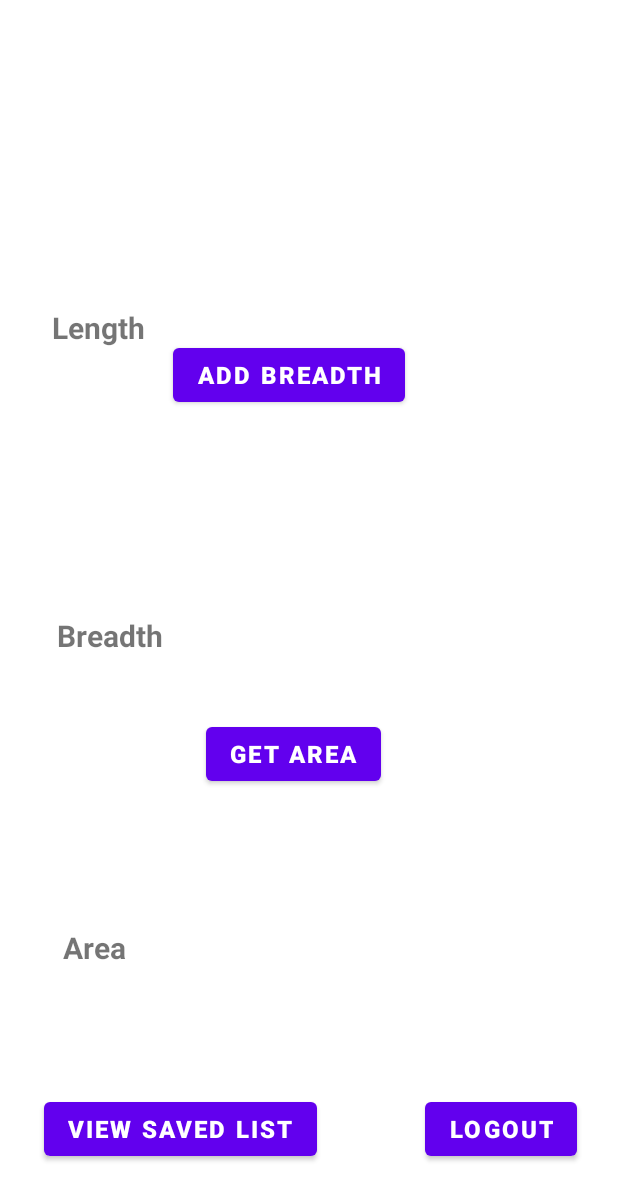
After one commit to Ibrahim-mpm/AR1, an Android app: the layout output.xml on its own in the app's theme, with its tools: preview values and no code run, on a phone screen of 412 x 824 dp. The commit adds this screen. Shown: the top 1200 px of the screen. Run offline under Robolectric (Android 15) with nearby library versions, the phone set to English and light mode, and no system bars.

Commit message:
Added output page

```diff
--- a/app/src/main/java/com/example/ar3/MainActivity.java
+++ b/app/src/main/java/com/example/ar3/MainActivity.java
@@ -9,6 +9,8 @@ import android.view.View;
 import com.example.ar3.R;
 
 public class MainActivity extends AppCompatActivity {
+
+
 
     @Override
     protected void onCreate(Bundle savedInstanceState) {
@@ -40,8 +42,14 @@ public class MainActivity extends AppCompatActivity {
         setContentView(R.layout.activity_main);
     }
 
+    public void btnback(View view) {
+        setContentView(R.layout.measure);
+    }
+
     public void btnMeasure(View view) {
         Intent intent= new Intent(MainActivity.this,Measure.class);
         startActivity(intent);
     }
+
+
 }
--- a/app/src/main/java/com/example/ar3/Measure.java
+++ b/app/src/main/java/com/example/ar3/Measure.java
@@ -3,11 +3,13 @@ package com.example.ar3;
 import androidx.annotation.RequiresApi;
 import androidx.appcompat.app.AppCompatActivity;
 
+import android.content.Intent;
 import android.os.Build;
 import android.os.Bundle;
 import android.view.MotionEvent;
 import android.view.View;
 import android.widget.Button;
+import android.widget.TextView;
 import android.widget.Toast;
 
 import com.google.ar.core.Anchor;
@@ -29,6 +31,8 @@ public class Measure extends AppCompatActivity {
     private TransformableNode currenTransformableNode = null;
     private TransformableNode previousTransformableNode = null;
     private Button clearall;
+    public float outputvalue=0;
+    public float breadthvalue=0;
 
     ArFragment arFragment1;
     @RequiresApi(api = Build.VERSION_CODES.N)
@@ -44,6 +48,12 @@ public class Measure extends AppCompatActivity {
                 if ((currenTransformableNode != null) && (previousAnchorNode != null)) {
                     Vector3 difference = Vector3.subtract(currenTransformableNode.getWorldPosition(), previousTransformableNode.getWorldPosition());
                     Toast.makeText(getBaseContext(),"Distance Between the Two objects is : " + difference.length()  + " metres", Toast.LENGTH_LONG).show();
+                    if(outputvalue == 0){
+                        outputvalue = difference.length();
+                    }else{
+                        breadthvalue =  difference.length();
+                    }
+
                 }
             }
         });
@@ -113,4 +123,22 @@ public class Measure extends AppCompatActivity {
             previousAnchorNode = null;
         }
     }
+
+    public void btnsave(View view) {
+
+        if(outputvalue == 0 ){
+            Toast.makeText(getBaseContext(),"The measurement is zero. Please take a valid measurement ", Toast.LENGTH_LONG).show();
+        }else{
+            setContentView(R.layout.output);
+            TextView myAwesomeTextView = (TextView)findViewById(R.id.result);
+            myAwesomeTextView.setText("" +outputvalue);
+            TextView myAwesomeTextView2 = (TextView)findViewById(R.id.result2);
+            myAwesomeTextView2.setText("" +breadthvalue);
+        }
+
+
+    }
+
+
+
 }
--- a/app/src/main/res/layout/measure.xml
+++ b/app/src/main/res/layout/measure.xml
@@ -18,8 +18,8 @@
         android:layout_alignParentStart="true"
         android:layout_alignParentBottom="true"
         android:layout_gravity="bottom"
-            android:layout_marginStart="82dp"
-            android:layout_marginBottom="23dp"
+        android:layout_marginStart="28dp"
+        android:layout_marginBottom="28dp"
         android:padding="5dp"
         android:text="Measure"
         android:textSize="15sp" />
@@ -30,10 +30,21 @@
         android:layout_height="wrap_content"
         android:layout_alignParentEnd="true"
         android:layout_alignParentBottom="true"
-            android:layout_marginEnd="82dp"
-            android:layout_marginBottom="24dp"
+        android:layout_marginEnd="13dp"
+        android:layout_marginBottom="28dp"
         android:padding="5dp"
         android:text="Clear All"
         android:textSize="15sp" />
 
+    <Button
+        android:id="@+id/save"
+        android:layout_width="wrap_content"
+        android:layout_height="wrap_content"
+        android:layout_alignParentEnd="true"
+        android:layout_alignParentBottom="true"
+        android:layout_marginEnd="153dp"
+        android:layout_marginBottom="30dp"
+        android:onClick="btnsave"
+        android:text="Save" />
+
 </RelativeLayout>
--- /dev/null
+++ b/app/src/main/res/layout/output.xml
@@ -0,0 +1,135 @@
+<?xml version="1.0" encoding="utf-8"?>
+<androidx.constraintlayout.widget.ConstraintLayout xmlns:android="http://schemas.android.com/apk/res/android"
+    xmlns:app="http://schemas.android.com/apk/res-auto"
+    xmlns:tools="http://schemas.android.com/tools"
+    android:layout_width="match_parent"
+    android:layout_height="match_parent">
+
+
+    <TextView
+        android:id="@+id/result"
+        android:layout_width="198dp"
+        android:layout_height="84dp"
+        app:layout_constraintBottom_toBottomOf="parent"
+        app:layout_constraintEnd_toEndOf="parent"
+        app:layout_constraintHorizontal_bias="0.723"
+        app:layout_constraintStart_toStartOf="parent"
+        app:layout_constraintTop_toTopOf="parent"
+        app:layout_constraintVertical_bias="0.134" />
+
+    <TextView
+        android:id="@+id/result2"
+        android:layout_width="200dp"
+        android:layout_height="80dp"
+        app:layout_constraintBottom_toBottomOf="parent"
+        app:layout_constraintEnd_toEndOf="parent"
+        app:layout_constraintHorizontal_bias="0.72"
+        app:layout_constraintStart_toStartOf="parent"
+        app:layout_constraintTop_toTopOf="parent"
+        app:layout_constraintVertical_bias="0.447" />
+
+    <TextView
+        android:id="@+id/result3"
+        android:layout_width="200dp"
+        android:layout_height="80dp"
+        app:layout_constraintBottom_toBottomOf="parent"
+        app:layout_constraintEnd_toEndOf="parent"
+        app:layout_constraintHorizontal_bias="0.729"
+        app:layout_constraintStart_toStartOf="parent"
+        app:layout_constraintTop_toTopOf="parent"
+        app:layout_constraintVertical_bias="0.778" />
+
+    <Button
+        android:id="@+id/getbreadth"
+        android:layout_width="wrap_content"
+        android:layout_height="wrap_content"
+        android:onClick="btnback"
+        android:text="Add Breadth"
+        android:textSize="16sp"
+        android:textStyle="bold"
+        app:layout_constraintBottom_toBottomOf="parent"
+        app:layout_constraintEnd_toEndOf="parent"
+        app:layout_constraintHorizontal_bias="0.449"
+        app:layout_constraintStart_toStartOf="parent"
+        app:layout_constraintTop_toTopOf="parent"
+        app:layout_constraintVertical_bias="0.291" />
+
+    <Button
+        android:id="@+id/back"
+        android:layout_width="wrap_content"
+        android:layout_height="wrap_content"
+        android:text="Get Area"
+        android:textSize="16sp"
+        android:textStyle="bold"
+        app:layout_constraintBottom_toBottomOf="parent"
+        app:layout_constraintEnd_toEndOf="parent"
+        app:layout_constraintHorizontal_bias="0.464"
+        app:layout_constraintStart_toStartOf="parent"
+        app:layout_constraintTop_toTopOf="parent"
+        app:layout_constraintVertical_bias="0.617" />
+
+    <Button
+        android:id="@+id/back2"
+        android:layout_width="wrap_content"
+        android:layout_height="wrap_content"
+        android:text="View Saved List"
+        android:textSize="16sp"
+        android:textStyle="bold"
+        app:layout_constraintBottom_toBottomOf="parent"
+        app:layout_constraintEnd_toEndOf="parent"
+        app:layout_constraintHorizontal_bias="0.127"
+        app:layout_constraintStart_toStartOf="parent"
+        app:layout_constraintTop_toTopOf="parent"
+        app:layout_constraintVertical_bias="0.939" />
+
+    <Button
+        android:id="@+id/logout"
+        android:layout_width="wrap_content"
+        android:layout_height="wrap_content"
+        android:text="LOGOUT"
+        android:textSize="16sp"
+        android:textStyle="bold"
+        app:layout_constraintBottom_toBottomOf="parent"
+        app:layout_constraintEnd_toEndOf="parent"
+        app:layout_constraintHorizontal_bias="0.912"
+        app:layout_constraintStart_toStartOf="parent"
+        app:layout_constraintTop_toTopOf="parent"
+        app:layout_constraintVertical_bias="0.939" />
+
+    <TextView
+        android:id="@+id/length"
+        android:layout_width="85dp"
+        android:layout_height="39dp"
+        android:layout_marginEnd="292dp"
+        android:layout_marginBottom="580dp"
+        android:text="Length"
+        android:textSize="20sp"
+        android:textStyle="bold"
+        app:layout_constraintBottom_toBottomOf="parent"
+        app:layout_constraintEnd_toEndOf="parent" />
+
+    <TextView
+        android:id="@+id/breadth"
+        android:layout_width="78dp"
+        android:layout_height="34dp"
+        android:layout_marginEnd="296dp"
+        android:layout_marginBottom="380dp"
+        android:text="Breadth"
+        android:textSize="20sp"
+        android:textStyle="bold"
+        app:layout_constraintBottom_toBottomOf="parent"
+        app:layout_constraintEnd_toEndOf="parent" />
+
+    <TextView
+        android:id="@+id/breadth2"
+        android:layout_width="78dp"
+        android:layout_height="34dp"
+        android:layout_marginEnd="292dp"
+        android:layout_marginBottom="172dp"
+        android:text="Area"
+        android:textSize="20sp"
+        android:textStyle="bold"
+        app:layout_constraintBottom_toBottomOf="parent"
+        app:layout_constraintEnd_toEndOf="parent" />
+
+</androidx.constraintlayout.widget.ConstraintLayout>
```
Lines whose indentation alone changed are shown as unchanged.
